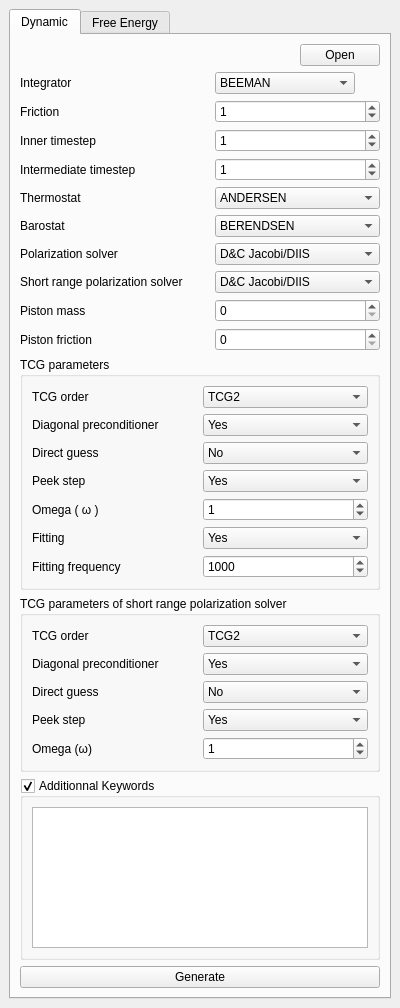
First picture: the form in src/ui/qt_form/keyword_editor_main_window.ui, repository VTX-Molecular-Visualization/VTX, before the edit.
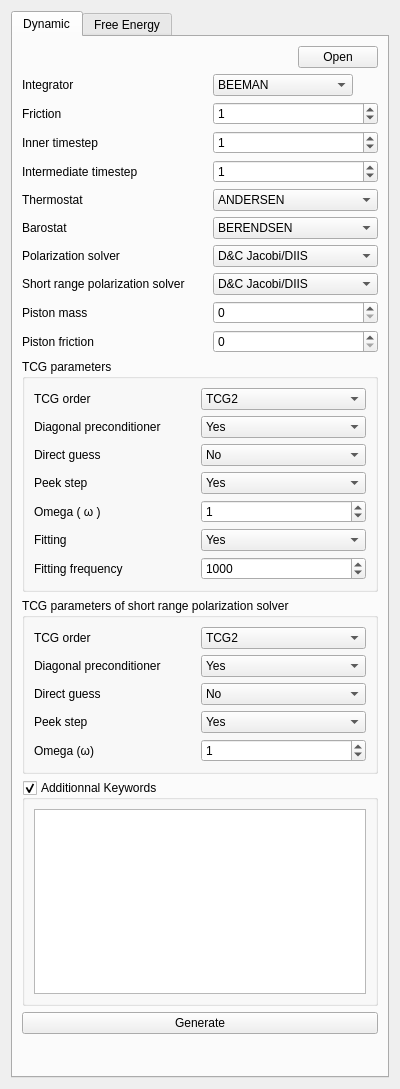
Second picture: the form after the edit. Custom widgets are drawn as their Qt base class.

The edit to the form file:
```diff
--- a/src/ui/qt_form/keyword_editor_main_window.ui
+++ b/src/ui/qt_form/keyword_editor_main_window.ui
@@ -1,13 +1,13 @@
 <?xml version="1.0" encoding="UTF-8"?>
 <ui version="4.0">
- <class>DockWidget</class>
- <widget class="QDockWidget" name="DockWidget">
+ <class>KeywordEditorGUI</class>
+ <widget class="QWidget" name="KeywordEditorGUI">
   <property name="geometry">
    <rect>
     <x>0</x>
     <y>0</y>
     <width>400</width>
-    <height>1008</height>
+    <height>1089</height>
    </rect>
   </property>
   <property name="floating">
@@ -16,39 +16,8 @@
   <property name="windowTitle">
    <string>Tinker-HP - Keyword Editor</string>
   </property>
-  <widget class="QWidget" name="dockWidgetContents">
    <layout class="QGridLayout" name="gridLayout">
     <item row="0" column="0">
-     <widget class="QScrollArea" name="scrollArea">
-      <property name="frameShape">
-       <enum>QFrame::NoFrame</enum>
-      </property>
-      <property name="widgetResizable">
-       <bool>true</bool>
-      </property>
-      <widget class="QWidget" name="scrollAreaWidgetContents">
-       <property name="geometry">
-        <rect>
-         <x>0</x>
-         <y>0</y>
-         <width>382</width>
-         <height>971</height>
-        </rect>
-       </property>
-       <layout class="QGridLayout" name="gridLayout_2">
-        <property name="leftMargin">
-         <number>0</number>
-        </property>
-        <property name="topMargin">
-         <number>0</number>
-        </property>
-        <property name="rightMargin">
-         <number>0</number>
-        </property>
-        <property name="bottomMargin">
-         <number>0</number>
-        </property>
-        <item row="0" column="0">
          <widget class="QTabWidget" name="tabWidgetKeywordEditor">
           <property name="currentIndex">
            <number>0</number>
@@ -1248,11 +1217,6 @@
         </item>
        </layout>
       </widget>
-     </widget>
-    </item>
-   </layout>
-  </widget>
- </widget>
  <customwidgets>
   <customwidget>
    <class>CollapsingGroupboxWidget</class>
```
Left out of the diff: 126 changed lines with no effect on the pictures. Lines whose indentation alone changed are shown as unchanged.
